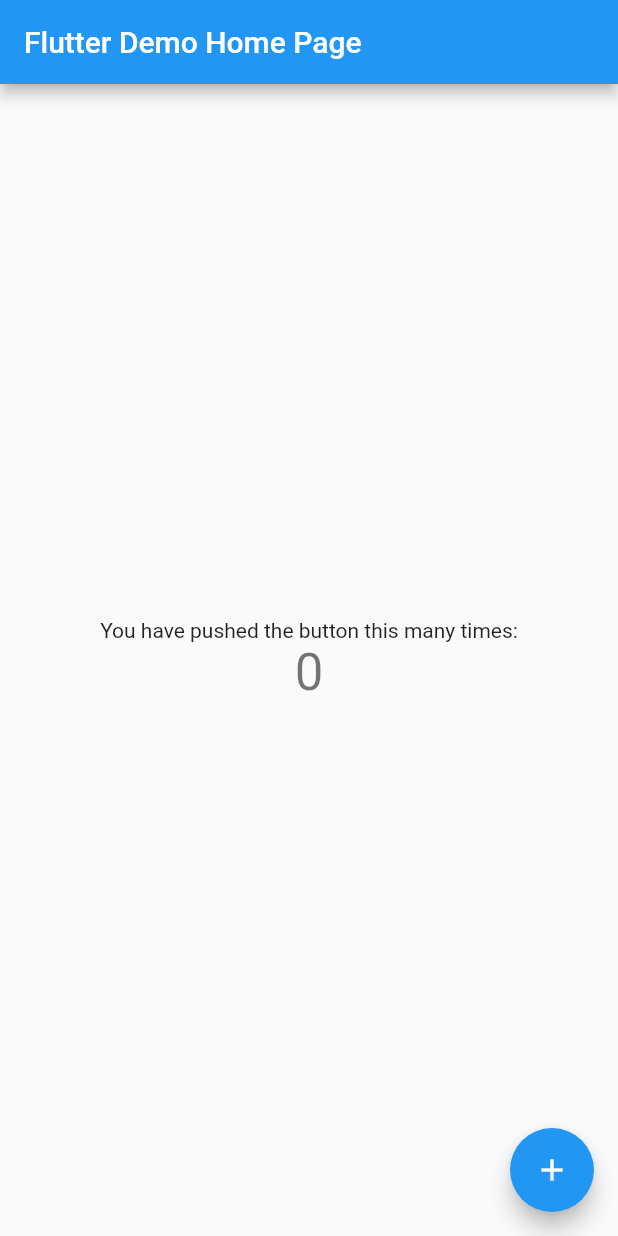
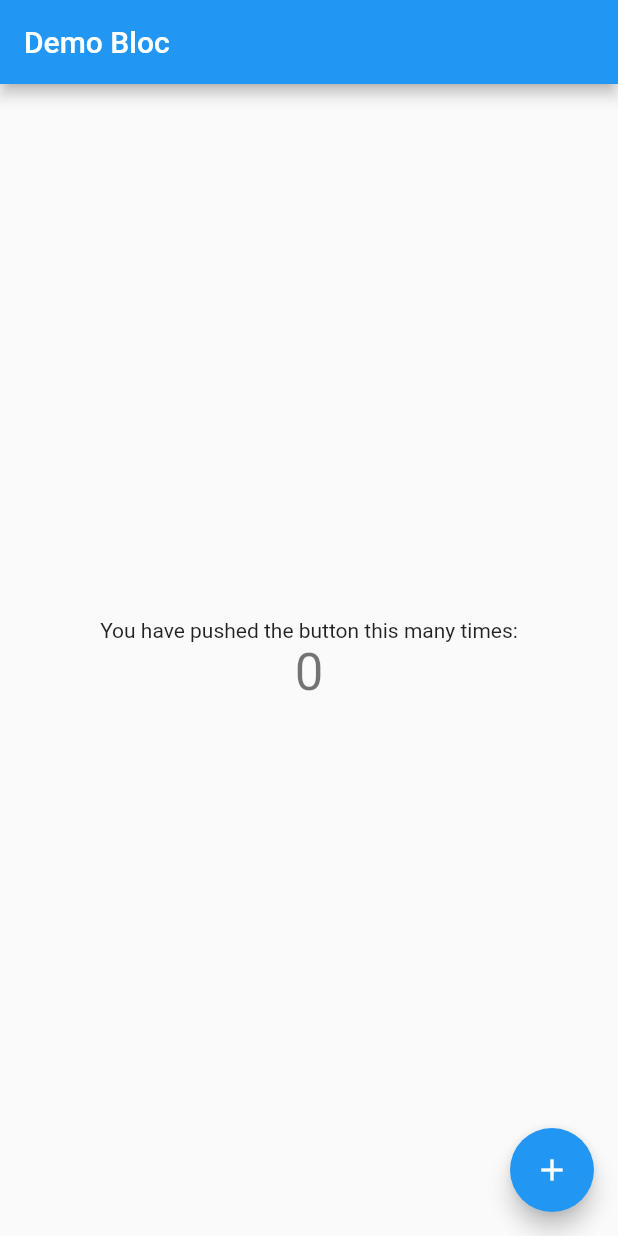
Before and after one commit to alejandrocv/bloc_demo, a Flutter app: the screen it shows after launch, on a phone screen of 412 x 824 dp. Run offline on Flutter 3.47's test engine with Material 2 defaults, Android fonts, the phone set to English and light mode, and no system bars; our stand-ins replace flutter_bloc.

Commit message:
change title

```diff
--- a/lib/main.dart
+++ b/lib/main.dart
@@ -19,7 +19,7 @@ class MyApp extends StatelessWidget {
       ),
       home: BlocProvider(
         create: (context) => CounterBloc(),
-        child: const MyHomePage(title: 'Flutter Demo Home Page'),
+        child: const MyHomePage(title: 'Demo Bloc'),
       ),
     );
   }
```
